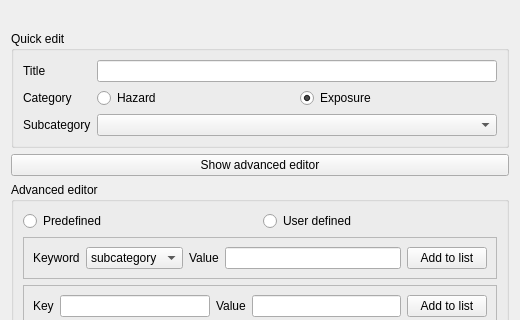
inasafe/inasafe, file safe_qgis/keywords_dialog_base.ui: the form before one commit; both pictures show x 0 to 520 and y 0 to 320 of the 520 by 580 pixel window.
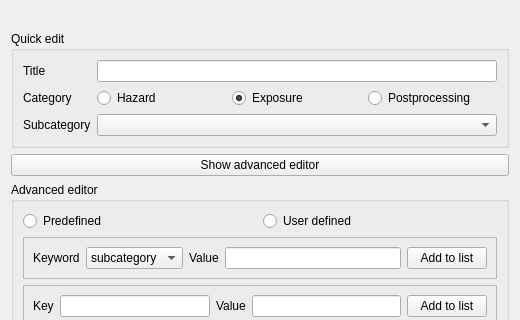
The form after the commit. Icons and pictures are not drawn.

Commit message: add category for keyword editor per #277.

Diff of the .ui file:
```diff
--- a/safe_qgis/keywords_dialog_base.ui
+++ b/safe_qgis/keywords_dialog_base.ui
@@ -76,6 +76,13 @@
           </property>
          </widget>
         </item>
+        <item>
+         <widget class="QRadioButton" name="radPostprocessing">
+          <property name="text">
+           <string>Postprocessing</string>
+          </property>
+         </widget>
+        </item>
        </layout>
       </item>
       <item row="2" column="0">
```
Left out of the diff: 1 changed line with no effect on the pictures. The commit also changes 2 other files.
